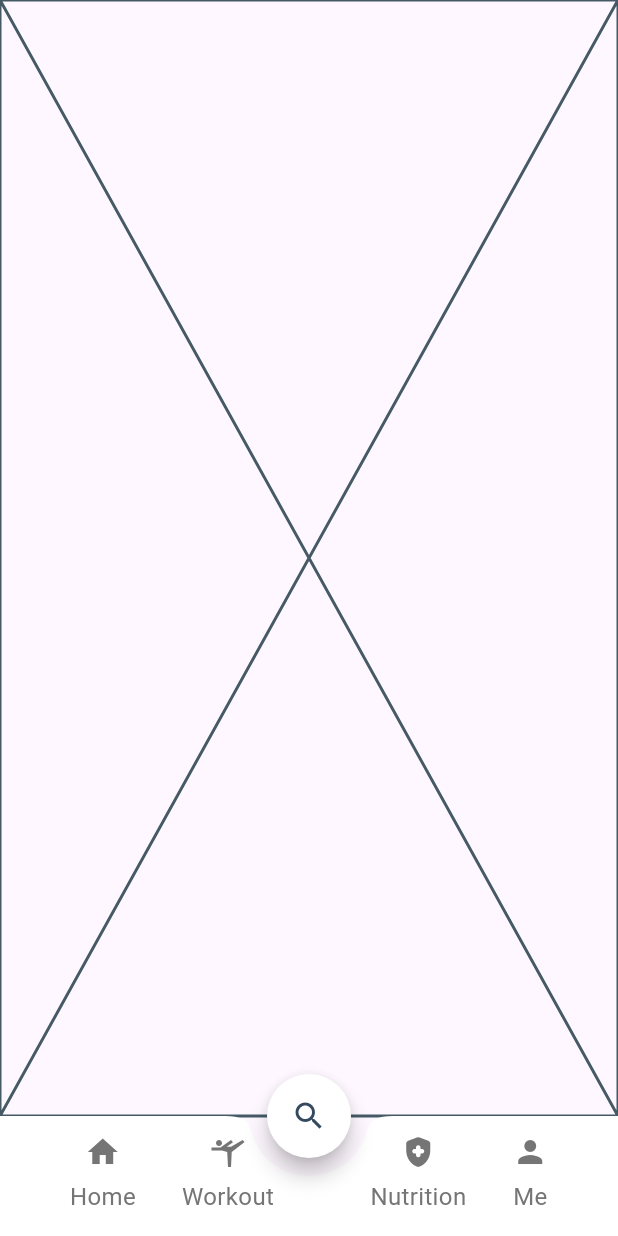
After one commit to Rahmaeisa2/glow_up, a Flutter app: the BottomNavBarScreen screen opened by its route, after a tap on "Me", after a tap on the "search" icon, on a phone screen of 412 x 824 dp. The commit adds this screen. Run offline on Flutter 3.47's test engine with Material 3 defaults, Android fonts, the phone set to English and light mode, and no system bars; our stand-ins replace awesome_dialog, cloud_firestore, firebase_auth, firebase_core, google_fonts, image_picker and 1 more; accounts and stored records are empty.

Commit message:
get,update data

```diff
--- /dev/null
+++ b/lib/Home/home_screen.dart
@@ -0,0 +1,11 @@
+import 'package:cloud_firestore/cloud_firestore.dart';
+import 'package:flutter/material.dart';
+
+class HomeScreen extends StatelessWidget {
+  const HomeScreen({super.key});
+
+  @override
+  Widget build(BuildContext context) {
+    return const Placeholder();
+  }
+}
--- /dev/null
+++ b/lib/bottom_nav_bar/bottom_nav_bar.dart
@@ -0,0 +1,85 @@
+import 'package:flutter/material.dart';
+import 'package:glow_up_app/Home/home_screen.dart';
+import 'package:glow_up_app/bottom_nav_bar/widget/nav_bar_icon.dart';
+import 'package:glow_up_app/core/theming/app_color.dart';
+import 'package:glow_up_app/search/presentation/search_screen.dart';
+import '../profile/presentation/profile_screen.dart';
+
+// اعمل import للشاشات التانية اللي ناقصة زي Books و MyCart
+
+class BottomNavBarScreen extends StatefulWidget {
+  const BottomNavBarScreen({super.key});
+
+  @override
+  State<BottomNavBarScreen> createState() => _BottomNavBarScreenState();
+}
+
+class _BottomNavBarScreenState extends State<BottomNavBarScreen> {
+  int _currentIndex = 0;
+
+  final List<Widget> _screens = [
+    HomeScreen(),      // index 0
+    HomeScreen(),     // index 1
+    SearchScreen(),    // index 2
+    HomeScreen(),    // index 3
+    ProfileScreen(),   // index 4
+  ];
+
+  @override
+  Widget build(BuildContext context) {
+    return Scaffold(
+      body: _screens[_currentIndex],
+
+      floatingActionButton: FloatingActionButton(
+        onPressed: () {
+          setState(() {
+            _currentIndex = 2;
+          });
+        },
+        shape: CircleBorder(),
+        backgroundColor: Colors.white,
+        child: Icon(
+          Icons.search,
+          color: _currentIndex == 2 ? ColorsApp.p : Colors.black,
+        ),
+      ),
+      floatingActionButtonLocation: FloatingActionButtonLocation.centerDocked,
+
+      bottomNavigationBar: BottomAppBar(
+        color: Colors.white,
+        notchMargin: 12,
+        shape: CircularNotchedRectangle(),
+        child: Row(
+          mainAxisAlignment: MainAxisAlignment.spaceEvenly,
+          children: [
+            BottomNavBarIcon(
+              isActive: _currentIndex == 0,
+              label: "Home",
+              icon: Icons.home,
+              onTap: () => setState(() => _currentIndex = 0),
+            ),
+            BottomNavBarIcon(
+              isActive: _currentIndex == 1,
+              label: "Workout",
+              icon: Icons.sports_gymnastics,
+              onTap: () => setState(() => _currentIndex = 1),
+            ),
+            const SizedBox(width: 3),
+            BottomNavBarIcon(
+              isActive: _currentIndex == 3,
+              label: "Nutrition",
+              icon: Icons.health_and_safety_rounded,
+              onTap: () => setState(() => _currentIndex = 3),
+            ),
+            BottomNavBarIcon(
+              isActive: _currentIndex == 4,
+              label: "Me",
+              icon: Icons.person,
+              onTap: () => setState(() => _currentIndex = 4),
+            ),
+          ],
+        ),
+      ),
+    );
+  }
+}
--- /dev/null
+++ b/lib/bottom_nav_bar/widget/nav_bar_icon.dart
@@ -0,0 +1,34 @@
+import 'package:flutter/material.dart';
+import 'package:google_fonts/google_fonts.dart';
+
+import '../../core/theming/app_color.dart';
+class BottomNavBarIcon extends StatelessWidget {
+  final IconData? icon;
+  final String label;
+  final bool isActive;
+  final void Function()? onTap;
+
+  const BottomNavBarIcon(
+      {super.key, this.icon, required this.label, this.onTap, this.isActive = false});
+
+  @override
+  Widget build(BuildContext context) {
+    return InkWell(
+      onTap: onTap,
+      child: Column(
+        children: [
+          Icon(icon, color: isActive ? ColorsApp.p  : Colors.grey[600],),
+          SizedBox(height: 6,),
+          Text(label, style:
+          GoogleFonts.aDLaMDisplay(
+            textStyle:  TextStyle(
+              color: isActive ? ColorsApp.p  : Colors.grey[600],
+               fontSize: 16,
+                fontWeight: FontWeight.w400,
+          ),))
+
+        ],
+      ),
+    );
+  }
+}
--- /dev/null
+++ b/lib/core/routes/app_route.dart
@@ -0,0 +1,57 @@
+import 'package:glow_up_app/frist_screen.dart';
+import 'package:glow_up_app/login/presentation/login_screen.dart';
+import 'package:glow_up_app/question/presentation/question_onboarding.dart';
+import 'package:glow_up_app/register/presentation/register_screen.dart';
+import 'package:glow_up_app/test.dart';
+
+import '../../bottom_nav_bar/bottom_nav_bar.dart';
+import '../../onBoarding/on_boarding_screen.dart';
+import '../../splash/splash_screen.dart';
+import 'package:flutter/material.dart';
+
+class AppRoutes {
+  static const String init = '/';
+  static const String onBoarding = '/onBoarding';
+  static const String FristScreen = '/fristScreen';
+  static const String questions = '/questionScreen';
+  static const String test = '/test';
+  static const String login = '/loginScreen';
+  static const String register = '/register';
+  static const String navBar = '/NavBar';
+
+
+
+}
+
+class AppRouter {
+  static Route<dynamic> generateRoute(RouteSettings settings) {
+    switch (settings.name) {
+      case AppRoutes.init:
+        return MaterialPageRoute(builder: (_) =>  SplashScreen());
+
+      case AppRoutes.onBoarding:
+        return MaterialPageRoute(builder: (_) =>  OnBoardingScreen());
+
+      case AppRoutes.FristScreen:
+        return MaterialPageRoute(builder: (_) =>  FristScreen());
+      case AppRoutes.questions:
+        return MaterialPageRoute(builder: (_) =>  QuestionOnBoarding());
+
+      case AppRoutes.login:
+        return MaterialPageRoute(builder: (_) =>  LoginScreen());
+      case AppRoutes.register:
+        return MaterialPageRoute(builder: (_) =>  RegisterScreen());
+      case AppRoutes.navBar:
+        return MaterialPageRoute(builder: (_) =>  BottomNavBarScreen());
+
+    default:
+    return MaterialPageRoute(
+    builder: (_) => Scaffold(
+    body: Center(
+    child: Text('No route defined for ${settings.name}')
+    ))
+    );
+    }
+
+  }
+}
--- a/lib/core/widget/custom_text_form_field.dart
+++ b/lib/core/widget/custom_text_form_field.dart
@@ -3,7 +3,7 @@ import 'package:glow_up_app/core/theming/app_color.dart';
 import 'package:google_fonts/google_fonts.dart';
 
 class CustomTextFormField extends StatelessWidget {
-  final String hintText;
+  final String? hintText;
   final String title;
   final IconData? prefixIcon;
   final IconData?suffixIcon;
@@ -17,7 +17,7 @@ class CustomTextFormField extends StatelessWidget {
 
    CustomTextFormField({
     super.key,
-    required this.hintText,
+     this.hintText,
     required this.title,
     this.prefixIcon,
     required this.controller,
--- a/lib/core/widget/user-answers.dart
+++ b/lib/core/widget/user-answers.dart
@@ -21,6 +21,7 @@ class UserAnswer {
     };
 
   }
+
   static void reset() {
     name = null; age = null; gender = null;
     height = null; weight = null;
--- a/lib/login/presentation/login_screen.dart
+++ b/lib/login/presentation/login_screen.dart
@@ -9,6 +9,7 @@ import 'package:glow_up_app/question/presentation/question_onboarding.dart';
 import 'package:glow_up_app/test.dart';
 import 'package:google_fonts/google_fonts.dart';
 
+import '../../core/routes/app_route.dart';
 import '../../core/theming/app_color.dart';
 import '../../register/presentation/register_screen.dart';
 
@@ -131,7 +132,7 @@ class _LoginScreenState extends State<LoginScreen> {
 
                             if (user != null && user.emailVerified) {
                               print("✅ Email verified. Logged in: ${user.email}");
-                              Navigator.of(context).pushReplacementNamed("question");
+                              Navigator.pushNamed(context, AppRoutes.questions);
                             } else {
                               print("⚠️ Email not verified.");
                               await AwesomeDialog(
@@ -240,7 +241,7 @@ class _LoginScreenState extends State<LoginScreen> {
 
                           ),),),
                       TextButton(onPressed: () {
-                        Navigator.push(context, MaterialPageRoute(builder: (context)=>RegisterScreen()));
+                        Navigator.pushNamed(context, AppRoutes.register);
                       }
                       , child: Text(
                         "Sing Up",
--- a/lib/onBoarding/on_boarding_screen.dart
+++ b/lib/onBoarding/on_boarding_screen.dart
@@ -8,6 +8,8 @@ import 'package:glow_up_app/frist_screen.dart';
 import 'package:glow_up_app/onBoarding/widgets/page_view.dart';
 import 'package:google_fonts/google_fonts.dart';
 import 'package:smooth_page_indicator/smooth_page_indicator.dart';
+
+import '../core/routes/app_route.dart';
 
 class OnBoardingScreen extends StatefulWidget {
   OnBoardingScreen({super.key});
@@ -89,7 +91,7 @@ int currentIndex = 0;
                           duration: Duration(milliseconds: 500),
                           curve: Curves.easeInOut);
                     } else {
-                     Navigator.of(context).pushReplacementNamed("frist");
+                      Navigator.pushNamed(context, AppRoutes.FristScreen);
                     }
                   },
                   child: Container(
--- /dev/null
+++ b/lib/profile/firestore_services.dart
@@ -0,0 +1,28 @@
+import 'package:cloud_firestore/cloud_firestore.dart';
+
+class FirestoreService {
+  Future<Map<String, dynamic>?> getUserData(String userId) async {
+    try {
+      final doc = await FirebaseFirestore.instance
+          .collection("users")
+          .doc(userId)
+          .get();
+
+      print("userId: $userId");
+      print("Document exists: ${doc.exists}");
+      print("Document data: ${doc.data()}");
+
+      if (doc.exists) {
+        final data = doc.data();
+        if (data != null && data.containsKey('onboarding')) {
+          return data['onboarding'] as Map<String, dynamic>;
+        }
+        return data;
+      }
+      return null;
+    } catch (e) {
+      print("Error: $e");
+      return null;
+    }
+  }
+}
--- /dev/null
+++ b/lib/profile/presentation/profile_screen.dart
@@ -0,0 +1,234 @@
+import 'dart:io';
+import 'package:cloud_firestore/cloud_firestore.dart';
+import 'package:firebase_auth/firebase_auth.dart';
+import 'package:flutter/material.dart';
+import 'package:glow_up_app/core/theming/app_color.dart';
+import 'package:glow_up_app/core/widget/custom_button.dart';
+import 'package:glow_up_app/core/widget/custom_text_form_field.dart';
+import 'package:glow_up_app/profile/firestore_services.dart';
+import 'package:google_fonts/google_fonts.dart';
+import 'package:image_picker/image_picker.dart';
+
+class ProfileScreen extends StatefulWidget {
+  const ProfileScreen({super.key});
+
+  @override
+  State<ProfileScreen> createState() => _ProfileScreenState();
+}
+
+class _ProfileScreenState extends State<ProfileScreen> {
+  final ImagePicker picker = ImagePicker();
+  final FirebaseAuth _auth = FirebaseAuth.instance;
+  //get current user
+  late TextEditingController _nameController =TextEditingController();
+  final FirebaseFirestore _firestore = FirebaseFirestore.instance; // (prepare)data for current user
+  final String userId = FirebaseAuth.instance.currentUser!.uid;
+  late final User user;
+  bool loading=false;
+
+  XFile? image;
+  PickFromCamera()async{
+    final pickedImage = await picker.pickImage(source: ImageSource.camera);
+    if(pickedImage !=null ){
+      setState(() {
+        image = pickedImage;
+      });
+    }else{
+      return " Please select picture";
+    }
+  }
+  PickFromGallery ()async {
+    final pickedImage = await picker.pickImage(source: ImageSource.gallery);
+    if(pickedImage!=null){
+      setState(() {
+        image=pickedImage;
+      });
+    }
+  }
+
+  Future<void> _updateData() async {
+    try {
+      await FirebaseFirestore.instance
+          .collection('users')
+          .doc(userId)
+          .update({
+        'onboarding.name': _nameController.text,
+        'updatedAt': FieldValue.serverTimestamp(),
+      });
+      setState(() {
+        _nameController = TextEditingController();
+
+
+      });
+
+      ScaffoldMessenger.of(context).showSnackBar(
+        SnackBar(content: Text("Data updated successfully!")),
+      );
+
+
+
+
+    } catch (e) {
+      ScaffoldMessenger.of(context).showSnackBar(
+        SnackBar(content: Text("Error updating data: $e")),
+      );
+
+    }
+  }
+  final FirestoreService firestoreServices = FirestoreService();
+  @override
+  void initState() {
+    super.initState();
+    user = _auth.currentUser!;
+    _nameController = TextEditingController();
+  }
+  @override
+  Widget build(BuildContext context) {
+    return Scaffold(
+      appBar: AppBar(
+        title: Text("Profiler",style: TextStyle(
+          fontWeight: FontWeight.bold
+        ),),
+      ),
+      body:FutureBuilder<Map<String, dynamic>?>(
+          future: firestoreServices.getUserData(userId),
+
+          builder: (context, snapshot) {
+            if (snapshot.connectionState == ConnectionState.waiting) {
+              return const Center(child: CircularProgressIndicator());
+            }
+            if (snapshot.hasError) {
+              return Center(child: Text("Error: ${snapshot.error}"));
+            }
+            if (!snapshot.hasData || snapshot.data == null) {
+              return const Center(child: Text("No user data found"));
+            }
+            final userData = snapshot.data!;
+
+
+            return Padding(
+        padding: const EdgeInsets.symmetric(
+          horizontal: 25,
+          vertical: 20,
+        ),
+        child: Row(
+          crossAxisAlignment: CrossAxisAlignment.start,
+          children: [
+            Stack(
+                alignment: Alignment.bottomRight,
+
+                children:[
+                InkWell(
+                  onTap: (){
+
+                    showModalBottomSheet(context: context,
+                        shape: const RoundedRectangleBorder(
+                          borderRadius: BorderRadius.vertical(top: Radius.circular(16)),
+                        ),
+                        builder: (BuildContext context){
+                      return Padding(
+                        padding: const EdgeInsets.symmetric(
+                          horizontal: 12,
+                          vertical: 18
+                        ),
+                        child: Column(
+                          mainAxisSize: MainAxisSize.min,
+                          children: [
+                            CustomButton(name: "Upload from gallery", onTap: PickFromGallery),
+                            SizedBox(
+                              height: 14,
+                            ),
+                            CustomButton(name: "Capture pic", onTap: PickFromCamera),
+                          ],
+                        ),
+                      );
+                    });
+                  },
+                  child: Container(
+                    height: 120,
+                    width: 120,
+                  decoration: BoxDecoration(
+                    color: Colors.grey[300],
+                    shape: BoxShape.circle,
+                              image: image != null
+                                  ? DecorationImage(
+                                fit: BoxFit.cover,
+                                image: FileImage(File(image!.path)),
+                              )
+                                  : null,),
+
+                  child: image == null
+                      ? Icon(Icons.camera_alt, color: Colors.white, size: 21)
+                      : null,
+
+                  ),
+                ),]
+            ),
+            SizedBox(width: 40,),
+            Column(
+
+              children: [
+            Row(
+              mainAxisAlignment: MainAxisAlignment.center,
+              children: [
+              Text(userData['name'] ?? "No Name",
+                style:  GoogleFonts.aDLaMDisplay(
+                  textStyle:  TextStyle(
+                    fontSize: 24,
+                    fontWeight: FontWeight.w400,),
+                ),
+              ),SizedBox(width: 12,),
+              InkWell(
+                  onTap:(){
+                    showModalBottomSheet(context: context,
+                        shape: const RoundedRectangleBorder(
+                          borderRadius: BorderRadius.vertical(top: Radius.circular(16)),
+                        ),
+                        builder: (BuildContext context){
+                      return Padding(
+                        padding: const EdgeInsets.symmetric(
+                            horizontal: 12,
+                            vertical: 18
+                        ),
+                        child: Column(
+                          mainAxisSize: MainAxisSize.min,
+                          children: [
+                            CustomTextFormField(
+                                title: "Edit name",
+                                controller: _nameController),
+                            SizedBox(
+                              height: 12,
+                            ),
+                            CustomButton(background: ColorsApp.p,
+                                name:" Save", onTap: (){
+                                _updateData();
+                                Navigator.pop(context);
+                              },
+
+
+
+
+                            )
+                          ]
+                        ),
+                      );
+                    });
+                  },
+                  child: Container(
+                height: 40,
+                width: 34,
+                decoration: BoxDecoration(
+                  shape: BoxShape.circle,
+
+                  border: Border.all(color: ColorsApp.p)
+                ),
+                  child: Icon(Icons.edit_note_sharp , size: 25,)))
+
+            ],),
+
+          ],
+        ),
+        ]
+      ),);}
+    ));}
+  }
--- a/lib/question/presentation/widget/available_time.dart
+++ b/lib/question/presentation/widget/available_time.dart
@@ -1,6 +1,7 @@
 import 'package:cloud_firestore/cloud_firestore.dart';
 import 'package:flutter/material.dart';
 import 'package:google_fonts/google_fonts.dart';
+
 import '../../../core/theming/app_color.dart';
 import '../../../core/widget/user-answers.dart';
 class AvailableTime extends StatefulWidget {
--- a/lib/question/presentation/widget/target_screen.dart
+++ b/lib/question/presentation/widget/target_screen.dart
@@ -1,4 +1,5 @@
 import 'package:flutter/material.dart';
+import 'package:glow_up_app/core/widget/user-answers.dart';
 import 'package:google_fonts/google_fonts.dart';
 
 import '../../../core/theming/app_color.dart';
@@ -41,7 +42,7 @@ class _TargetScreenState extends State<TargetScreen> {
               return GestureDetector(
                 onTap: () {
                   setState(() {
-                    selectedTarget = target["title"];
+                    UserAnswer.target = target["title"];
                   });
                 },
                 child: Container(
--- /dev/null
+++ b/lib/search/presentation/search_screen.dart
@@ -0,0 +1,9 @@
+import 'package:flutter/material.dart';
+class SearchScreen extends StatelessWidget {
+  const SearchScreen({super.key});
+
+  @override
+  Widget build(BuildContext context) {
+    return const Placeholder();
+  }
+}
--- a/lib/test.dart
+++ b/lib/test.dart
@@ -7,9 +7,10 @@ class test extends StatelessWidget {
   @override
   Widget build(BuildContext context) {
     return Scaffold(
+      backgroundColor: Colors.amber,
       appBar:AppBar(leading: InkWell(
         onTap:(){
-          Navigator.pop(context);
+          Navigator.maybePop(context);
         },
         child: Icon(Icons.arrow_back_ios_new_rounded ,
         size: 20,),
```
Also changed, not shown: lib/main.dart (+5 -9 lines), lib/question/presentation/question_onboarding.dart (+9 -6 lines), lib/register/presentation/register_screen.dart (+20 -20 lines), pubspec.yaml (+11 -9 lines), pubspec.lock, 12 other files.
